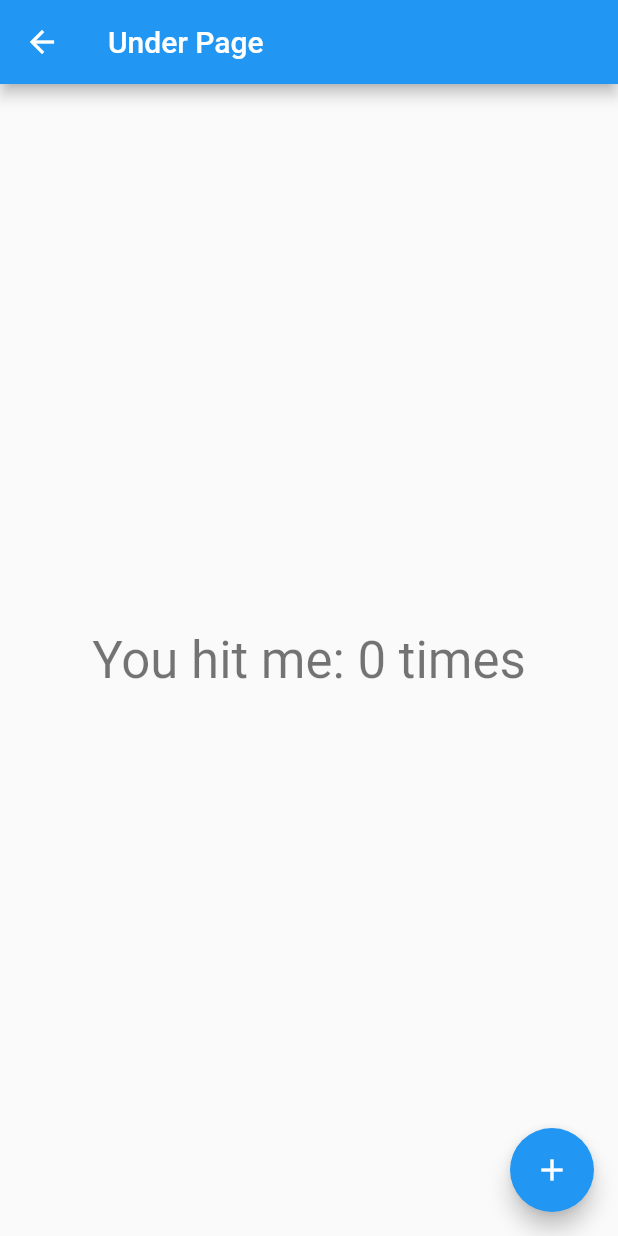
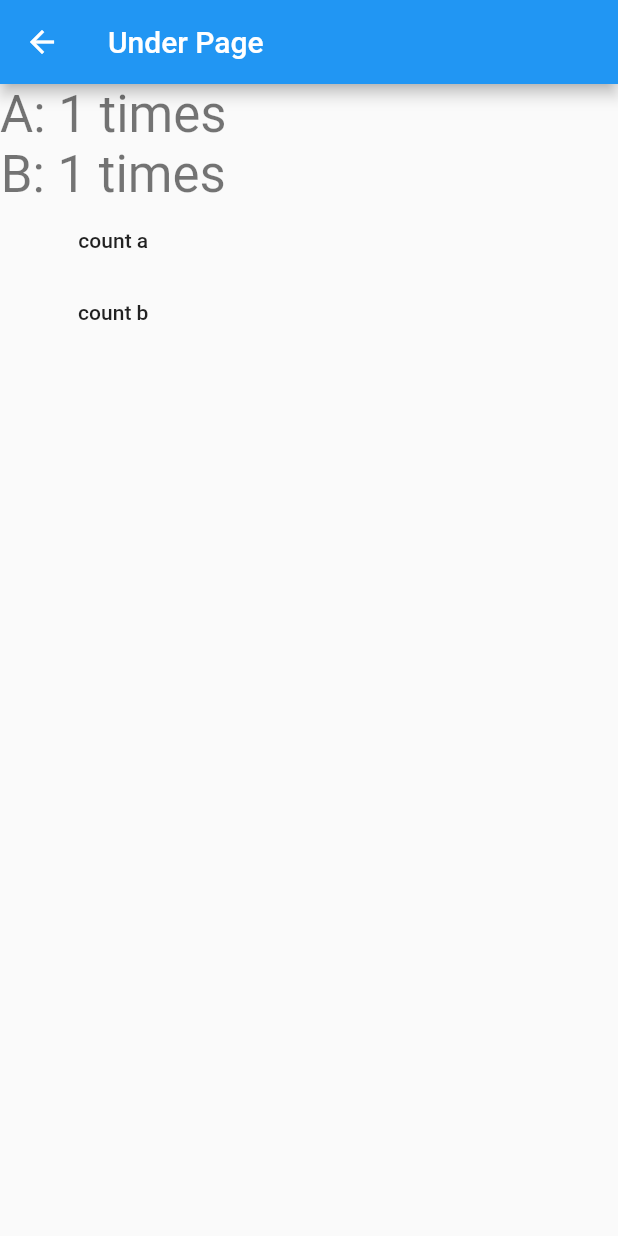
Before and after one commit to Realank/realank_flutter_bloc, a Flutter app: the screen it shows after launch, after a tap on the "navigate next" icon, on a phone screen of 412 x 824 dp. Run offline on Flutter 3.47's test engine with Material 2 defaults, Android fonts, the phone set to English and light mode, and no system bars.

Commit message:
update example

```diff
--- a/example/lib/count_bloc.dart
+++ b/example/lib/count_bloc.dart
@@ -1,8 +1,16 @@
 import 'package:realank_flutter_bloc/realank_flutter_bloc.dart';
 
-class CountBLoC extends RLKBaseBLoC<int> {
-  CountBLoC(int data) : super(data);
-  increment() {
-    changeData(data + 1);
+class CountBLoC extends RLKBaseBLoC<Map> {
+  CountBLoC(Map data) : super(data);
+  changeA(val) {
+    print('pre data $data');
+    data['a'] = val;
+    changeData(data);
+  }
+
+  changeB(val) {
+    print('pre data $data');
+    data['b'] = val;
+    changeData(data);
   }
 }
--- a/example/lib/main.dart
+++ b/example/lib/main.dart
@@ -9,7 +9,7 @@ class MyApp extends StatelessWidget {
   @override
   Widget build(BuildContext context) {
     return RLKBLoCProvider(
-      bloc: CountBLoC(0),
+      bloc: CountBLoC({'a': 1, 'b': 1}),
       child: MaterialApp(
         theme: ThemeData.light(),
         home: TopPage(),
--- a/example/lib/top_page.dart
+++ b/example/lib/top_page.dart
@@ -11,9 +11,9 @@ class TopPage extends StatelessWidget {
         title: Text('Top Page'),
       ),
       body:
-          Center(child: RLKBLoCBuilder(builder: (BuildContext context, int data, RLKBaseBLoC bloc) {
+          Center(child: RLKBLoCBuilder(builder: (BuildContext context, Map data, RLKBaseBLoC bloc) {
         return Text(
-          'You hit me: $data times',
+          'A: ${data['a']} times,B: ${data['b']} times',
           style: Theme.of(context).textTheme.display1,
         );
       })),
--- a/example/lib/under_page.dart
+++ b/example/lib/under_page.dart
@@ -10,24 +10,33 @@ class UnderPage extends StatefulWidget {
 class _STFState extends State<UnderPage> {
   @override
   Widget build(BuildContext context) {
-    return RLKBLoCBuilder(builder: (BuildContext context, int data, RLKBaseBLoC bloc) {
+    print('build under page');
+    return RLKBLoCBuilder(builder: (BuildContext context, Map data, RLKBaseBLoC bloc) {
       CountBLoC bloc2 = bloc as CountBLoC;
       return Scaffold(
         appBar: AppBar(
           title: Text('Under Page'),
         ),
-        body: Center(
-            child: Text(
-          "You hit me: $data times",
-          style: Theme.of(context).textTheme.display1,
-        )),
-        floatingActionButton: FloatingActionButton(
-          onPressed: () {
-            setState(() {});
-            bloc2.increment();
-          },
-          child: Icon(Icons.add),
-        ),
+        body: Column(children: [
+          Text(
+            "A: ${data['a']} times",
+            style: Theme.of(context).textTheme.display1,
+          ),
+          Text(
+            "B: ${data['b']} times",
+            style: Theme.of(context).textTheme.display1,
+          ),
+          FlatButton(
+              onPressed: () {
+                bloc2.changeA(data['a'] + 1);
+              },
+              child: Text('count a')),
+          FlatButton(
+              onPressed: () {
+                bloc2.changeB(data['b'] + 2);
+              },
+              child: Text('count b'))
+        ]),
       );
     });
   }
--- a/lib/realank_flutter_bloc.dart
+++ b/lib/realank_flutter_bloc.dart
@@ -6,9 +6,10 @@ import 'dart:async';
 typedef RLKBLoCWidgetBuilder<T> = Widget Function(BuildContext context, T data, RLKBaseBLoC bloc);
 
 class RLKBaseBLoC<T> {
+  final T initialData;
   T _data;
   StreamController<T> _controller;
-  RLKBaseBLoC(T data) {
+  RLKBaseBLoC(T data) : initialData = data {
     this._data = data;
     this._controller = StreamController<T>.broadcast();
   }
@@ -45,10 +46,11 @@ class RLKBLoCBuilder<T> extends StatelessWidget {
   final RLKBLoCWidgetBuilder<T> builder;
   @override
   Widget build(BuildContext context) {
+    print('build bloc builder ');
     final bloc = RLKBLoCProvider.of(context);
     Widget child = StreamBuilder<T>(
         stream: bloc.stream,
-        initialData: bloc.data,
+        initialData: bloc.initialData,
         builder: (BuildContext context, AsyncSnapshot<T> snapshot) {
           return this.builder(context, snapshot.data, bloc);
         });
```
Also changed, not shown: 1 other file.
